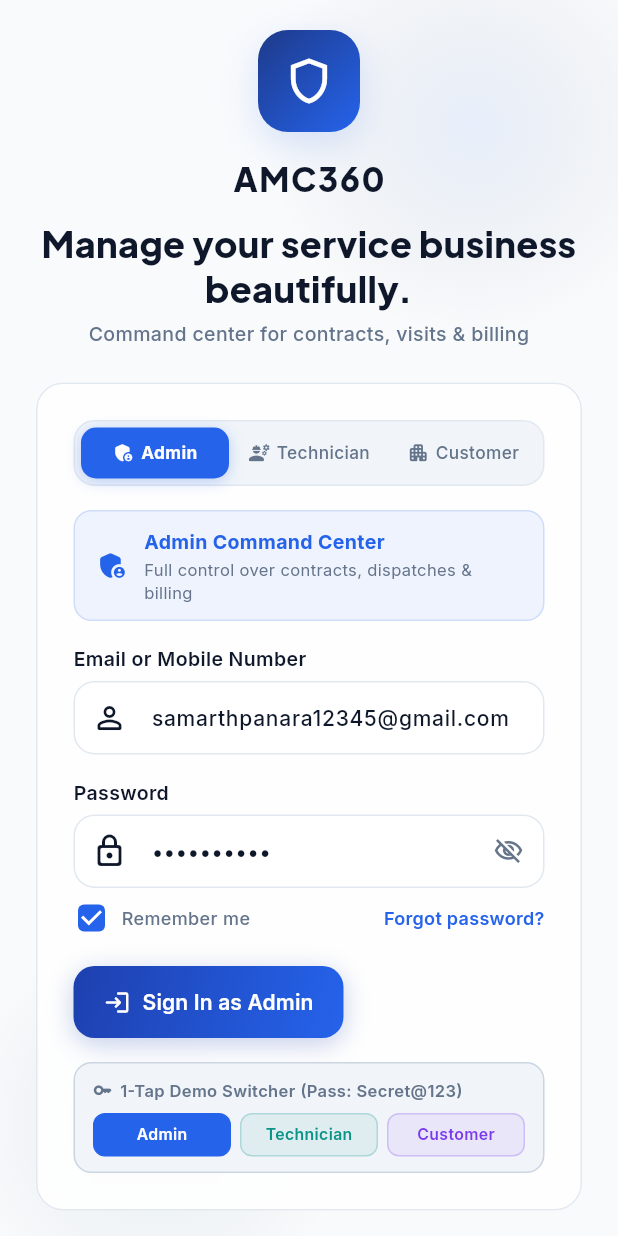
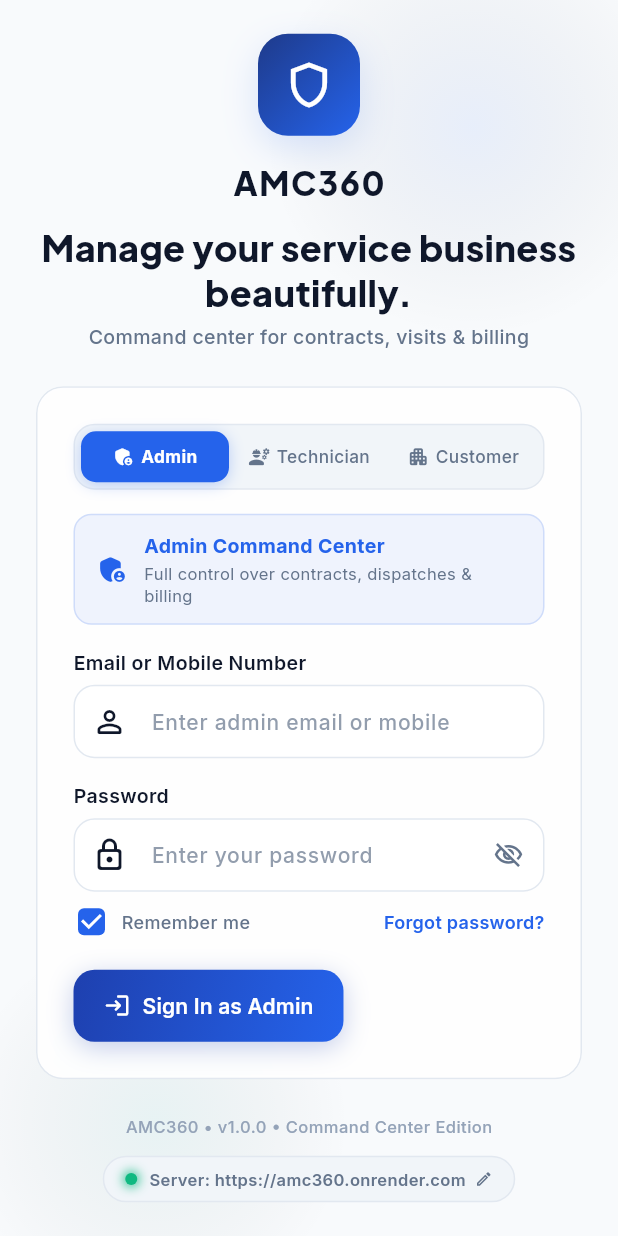
Before and after one commit to samarthpatel1811/amc360, a Flutter app: the LoginScreen screen opened by its route, on a phone screen of 412 x 824 dp. Run offline on Flutter 3.47's test engine with Material 3 defaults, Android fonts, the phone set to English and light mode, and no system bars; our stand-ins replace dio, flutter_riverpod, flutter_secure_storage, go_router, google_fonts, image_picker and 4 more; missing offline and left inert: mobile_scanner; accounts and stored records are empty; network calls fail.

Commit message:
Remove forced autofill, keep clean inputs and seamless role routing

```diff
--- a/mobile/lib/features/auth/login_screen.dart
+++ b/mobile/lib/features/auth/login_screen.dart
@@ -45,9 +45,6 @@
       curve: Curves.easeInOutSine,
     );
 
-    _emailController.text = _adminEmail;
-    _passwordController.text = 'Secret@123';
-
     _loadAdminCredentials();
   }
 
@@ -58,9 +55,6 @@
       if (savedEmail != null && savedEmail.isNotEmpty && mounted) {
         setState(() {
           _adminEmail = savedEmail;
-          if (_activeRole == 'admin') {
-            _emailController.text = savedEmail;
-          }
         });
       }
 
@@ -73,9 +67,6 @@
           if (mounted) {
             setState(() {
               _adminEmail = email;
-              if (_activeRole == 'admin') {
-                _emailController.text = email;
-              }
             });
           }
         }
@@ -471,7 +462,11 @@
 
                                    AppTextField(
                                      label: 'Email or Mobile Number',
-                                     hint: 'e.g. samarthpanara12345@gmail.com or 9876500001',
+                                     hint: _activeRole == 'admin'
+                                         ? 'Enter admin email or mobile'
+                                         : _activeRole == 'technician'
+                                             ? 'Enter technician email or mobile'
+                                             : 'Enter customer email or mobile',
                                      controller: _emailController,
                                      keyboardType: TextInputType.emailAddress,
                                      prefixIcon: const Icon(Icons.person_outline_rounded),
@@ -507,6 +502,7 @@
 
                                    AppTextField(
                                      label: 'Password',
+                                     hint: 'Enter your password',
                                      controller: _passwordController,
                                      obscureText: _obscurePassword,
                                      prefixIcon: const Icon(Icons.lock_outline_rounded),
@@ -611,8 +607,6 @@
                                     onPressed: _handleLogin,
                                     isLoading: authState.isLoading,
                                   ),
-                                  const SizedBox(height: AppSpacing.md),
-                                  _buildQuickCredentialsBar(isDark),
                                 ],
                               ),
                             ),
@@ -930,16 +924,6 @@
         onTap: () {
           setState(() {
             _activeRole = role.toLowerCase();
-            if (_activeRole == 'technician') {
-              _emailController.text = 'tech@cooltech.com';
-              _passwordController.text = 'Secret@123';
-            } else if (_activeRole == 'customer') {
-              _emailController.text = 'customer@apex.com';
-              _passwordController.text = 'Secret@123';
-            } else {
-              _emailController.text = _adminEmail;
-              _passwordController.text = 'Secret@123';
-            }
           });
         },
         borderRadius: BorderRadius.circular(10),
@@ -993,86 +977,4 @@
       ),
     );
   }
-
-  Widget _buildQuickCredentialsBar(bool isDark) {
-    return Container(
-      padding: const EdgeInsets.symmetric(horizontal: 12, vertical: 10),
-      decoration: BoxDecoration(
-        color: isDark ? const Color(0xFF1E293B).withAlpha(120) : const Color(0xFFF1F5F9),
-        borderRadius: BorderRadius.circular(12),
-        border: Border.all(
-          color: isDark ? Colors.white.withAlpha(12) : const Color(0xFFCBD5E1),
-        ),
-      ),
-      child: Column(
-        crossAxisAlignment: CrossAxisAlignment.start,
-        children: [
-          Row(
-            children: [
-              Icon(
-                Icons.key_rounded,
-                size: 13,
-                color: isDark ? const Color(0xFF94A3B8) : const Color(0xFF64748B),
-              ),
-              const SizedBox(width: 5),
-              Text(
-                '1-Tap Demo Switcher (Pass: Secret@123)',
-                style: GoogleFonts.inter(
-                  fontSize: 11,
-                  fontWeight: FontWeight.w600,
-                  color: isDark ? const Color(0xFF94A3B8) : const Color(0xFF64748B),
-                ),
-              ),
-            ],
-          ),
-          const SizedBox(height: 8),
-          Row(
-            children: [
-              _buildQuickFillChip('Admin', _adminEmail, 'admin', const Color(0xFF2563EB), isDark),
-              const SizedBox(width: 6),
-              _buildQuickFillChip('Technician', 'tech@cooltech.com', 'technician', const Color(0xFF0D9488), isDark),
-              const SizedBox(width: 6),
-              _buildQuickFillChip('Customer', 'customer@apex.com', 'customer', const Color(0xFF7C3AED), isDark),
-            ],
-          ),
-        ],
-      ),
-    );
-  }
-
-  Widget _buildQuickFillChip(String label, String email, String role, Color color, bool isDark) {
-    final isSelected = _activeRole == role;
-    return Expanded(
-      child: InkWell(
-        onTap: () {
-          setState(() {
-            _activeRole = role;
-            _emailController.text = email;
-            _passwordController.text = 'Secret@123';
-          });
-        },
-        borderRadius: BorderRadius.circular(8),
-        child: Container(
-          padding: const EdgeInsets.symmetric(vertical: 6, horizontal: 4),
-          decoration: BoxDecoration(
-            color: isSelected ? color : color.withAlpha(isDark ? 30 : 20),
-            borderRadius: BorderRadius.circular(8),
-            border: Border.all(
-              color: isSelected ? color : color.withAlpha(isDark ? 80 : 60),
-            ),
-          ),
-          child: Center(
-            child: Text(
-              label,
-              style: GoogleFonts.inter(
-                fontSize: 10.5,
-                fontWeight: FontWeight.w600,
-                color: isSelected ? Colors.white : (isDark ? Colors.white70 : color),
-              ),
-            ),
-          ),
-        ),
-      ),
-    );
-  }
 }
```
